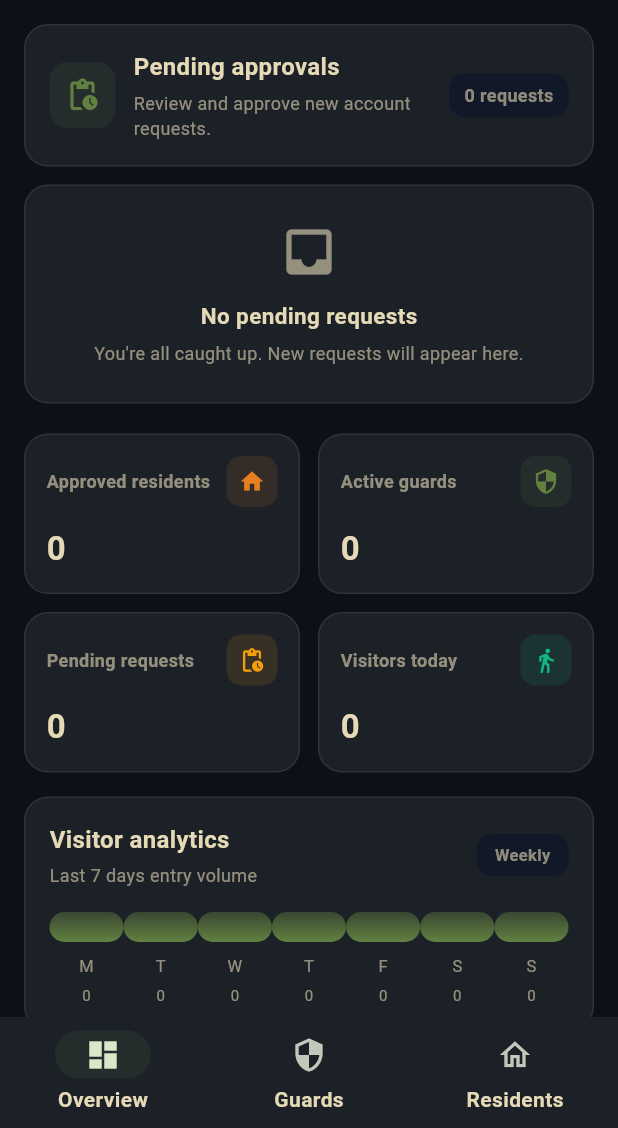
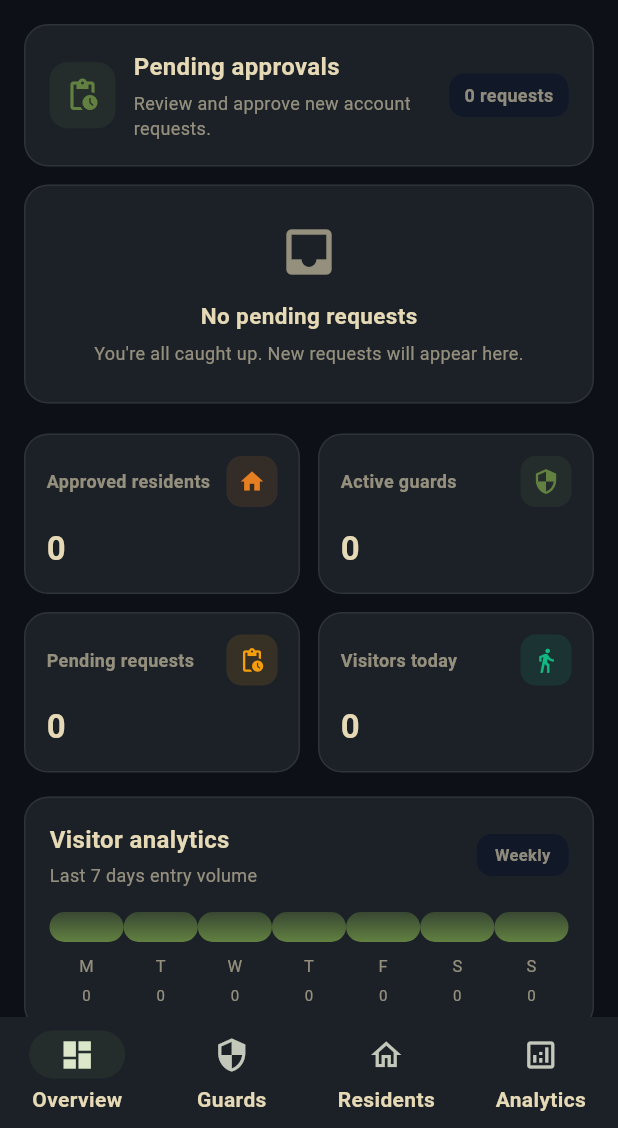
Before and after one commit to kalviumcommunity/s84-0226-MAM-Flutter-Firebase-KnockLogs, a Flutter app: the AdminDashboard screen opened directly, after a tap on the "wb sunny" icon, on a phone screen of 412 x 824 dp, the part 108-1236 px from its top. Run offline on Flutter 3.47's test engine with Material 3 defaults, Android fonts, the phone set to English and light mode, and no system bars; our stand-ins replace cloud_firestore, firebase_auth, firebase_core, google_sign_in, qr_flutter, share_plus; missing offline and left inert: mobile_scanner; accounts and stored records are empty.

Commit message:
Analytic record done on admin dashboard

```diff
--- a/knocklogs/lib/main.dart
+++ b/knocklogs/lib/main.dart
@@ -4,6 +4,7 @@ import 'package:provider/provider.dart';
 import 'firebase_options.dart';
 import 'screens/landing/landing_page.dart';
 import 'providers/theme_provider.dart';
+import 'providers/analytics_provider.dart';
 
 /// Entry point of the application
 /// Initializes Firebase and runs the app
@@ -20,8 +21,11 @@ class MyApp extends StatelessWidget {
 
   @override
   Widget build(BuildContext context) {
-    return ChangeNotifierProvider(
-      create: (_) => ThemeProvider(),
+    return MultiProvider(
+      providers: [
+        ChangeNotifierProvider(create: (_) => ThemeProvider()),
+        ChangeNotifierProvider(create: (_) => AnalyticsProvider()),
+      ],
       child: Consumer<ThemeProvider>(
         builder: (context, theme, _) {
           return MaterialApp(
--- /dev/null
+++ b/knocklogs/lib/providers/analytics_provider.dart
@@ -0,0 +1,21 @@
+import 'package:flutter/material.dart';
+
+class AnalyticsProvider extends ChangeNotifier {
+  List<int> _visitorWeek = [0, 0, 0, 0, 0, 0, 0];
+  int _visitorsToday = 0;
+  int _approvedCount = 0;
+  int _rejectedCount = 0;
+
+  List<int> get visitorWeek => _visitorWeek;
+  int get visitorsToday => _visitorsToday;
+  int get approvedCount => _approvedCount;
+  int get rejectedCount => _rejectedCount;
+
+  void updateData(List<int> week, int today, int approved, int rejected) {
+    _visitorWeek = week;
+    _visitorsToday = today;
+    _approvedCount = approved;
+    _rejectedCount = rejected;
+    notifyListeners();
+  }
+}
--- a/knocklogs/lib/screens/admin/admin_dashboard.dart
+++ b/knocklogs/lib/screens/admin/admin_dashboard.dart
@@ -1,12 +1,15 @@
 import 'package:cloud_firestore/cloud_firestore.dart';
 import 'package:firebase_auth/firebase_auth.dart';
 import 'package:flutter/material.dart';
+import 'package:provider/provider.dart';
 
 import '../../services/admin_service.dart';
+import '../../providers/analytics_provider.dart';
 import '../../widgets/theme_toggle.dart';
 import '../auth/login_screen.dart';
 import 'admin_palette.dart';
 import 'user_detail_view.dart';
+import 'analytics_tab.dart';
 
 class AdminDashboard extends StatefulWidget {
   const AdminDashboard({super.key});
@@ -34,6 +37,7 @@ class _AdminDashboardState extends State<AdminDashboard> {
           const PendingRequestsTab(),
           GuardsTab(key: _guardsTabKey),
           ResidentsTab(key: _residentsTabKey),
+          const AnalyticsTab(),
         ],
       ),
       bottomNavigationBar: _buildBottomNav(palette),
@@ -148,6 +152,11 @@ class _AdminDashboardState extends State<AdminDashboard> {
             icon: Icon(Icons.home_outlined),
             selectedIcon: Icon(Icons.home),
             label: 'Residents',
+          ),
+          NavigationDestination(
+            icon: Icon(Icons.analytics_outlined),
+            selectedIcon: Icon(Icons.analytics),
+            label: 'Analytics',
           ),
         ],
       ),
@@ -625,6 +634,17 @@ class _PendingRequestsTabState extends State<PendingRequestsTab> {
       final visitorsToday = await _adminService.getVisitorsTodayCount();
       final visitorWeek = await _adminService.getVisitorEntriesLast7Days();
 
+      // Update AnalyticsProvider with real data
+      if (mounted) {
+        final analyticsProvider = context.read<AnalyticsProvider>();
+        analyticsProvider.updateData(
+          visitorWeek,
+          visitorsToday,
+          approvedResidents,
+          pendingCount,
+        );
+      }
+
       setState(() {
         _pendingRequests = pendingRequests;
         _approvedResidents = approvedResidents;
--- /dev/null
+++ b/knocklogs/lib/screens/admin/analytics_tab.dart
@@ -0,0 +1,278 @@
+import 'package:flutter/material.dart';
+import 'package:provider/provider.dart';
+import '../../providers/analytics_provider.dart';
+
+class AnalyticsTab extends StatelessWidget {
+  const AnalyticsTab({super.key});
+
+  @override
+  Widget build(BuildContext context) {
+    return Consumer<AnalyticsProvider>(
+      builder: (context, analytics, _) {
+        return SingleChildScrollView(
+          padding: const EdgeInsets.all(16),
+          child: Column(
+            crossAxisAlignment: CrossAxisAlignment.start,
+            children: [
+              // Header
+              Text(
+                'Analytics Dashboard',
+                style: Theme.of(context).textTheme.headlineLarge,
+              ),
+              const SizedBox(height: 24),
+
+              // KPI Cards Row
+              _buildKPIGrid(context, analytics),
+              const SizedBox(height: 24),
+
+              // Activity Card
+              _buildActivityCard(context),
+              const SizedBox(height: 24),
+
+              // Weekly Stats Card
+              _buildWeeklyStatsCard(context, analytics),
+            ],
+          ),
+        );
+      },
+    );
+  }
+
+  Widget _buildKPIGrid(BuildContext context, AnalyticsProvider analytics) {
+    return GridView.count(
+      crossAxisCount: 2,
+      shrinkWrap: true,
+      physics: const NeverScrollableScrollPhysics(),
+      mainAxisSpacing: 16,
+      crossAxisSpacing: 16,
+      children: [
+        _buildKPICard(
+          context: context,
+          title: 'Visitors Today',
+          value: '${analytics.visitorsToday}',
+          icon: Icons.people,
+          color: Colors.blue,
+        ),
+        _buildKPICard(
+          context: context,
+          title: 'Approved',
+          value: '${analytics.approvedCount}',
+          icon: Icons.check_circle,
+          color: Colors.green,
+        ),
+        _buildKPICard(
+          context: context,
+          title: 'Pending',
+          value: '${analytics.rejectedCount}',
+          icon: Icons.pending_actions,
+          color: Colors.orange,
+        ),
+        _buildKPICard(
+          context: context,
+          title: 'Weekly Avg',
+          value: _calculateWeeklyAverage(analytics).toStringAsFixed(1),
+          icon: Icons.trending_up,
+          color: Colors.purple,
+        ),
+      ],
+    );
+  }
+
+  Widget _buildKPICard({
+    required BuildContext context,
+    required String title,
+    required String value,
+    required IconData icon,
+    required Color color,
+  }) {
+    return Card(
+      elevation: 2,
+      child: Container(
+        decoration: BoxDecoration(
+          borderRadius: BorderRadius.circular(12),
+          gradient: LinearGradient(
+            colors: [color.withOpacity(0.1), color.withOpacity(0.05)],
+            begin: Alignment.topLeft,
+            end: Alignment.bottomRight,
+          ),
+        ),
+        padding: const EdgeInsets.all(16),
+        child: Column(
+          mainAxisAlignment: MainAxisAlignment.center,
+          children: [
+            Icon(icon, color: color, size: 32),
+            const SizedBox(height: 8),
+            Text(
+              value,
+              style: Theme.of(context).textTheme.headlineSmall,
+            ),
+            const SizedBox(height: 4),
+            Text(
+              title,
+              style: Theme.of(context).textTheme.bodySmall,
+              textAlign: TextAlign.center,
+            ),
+          ],
+        ),
+      ),
+    );
+  }
+
+  Widget _buildActivityCard(BuildContext context) {
+    return Card(
+      elevation: 2,
+      child: Padding(
+        padding: const EdgeInsets.all(16),
+        child: Column(
+          crossAxisAlignment: CrossAxisAlignment.start,
+          children: [
+            Text(
+              'Recent Activity',
+              style: Theme.of(context).textTheme.titleLarge,
+            ),
+            const SizedBox(height: 12),
+            FutureBuilder<List<Map<String, dynamic>>>(
+              future: _getRecentActivity(),
+              builder: (context, snapshot) {
+                if (snapshot.connectionState == ConnectionState.waiting) {
+                  return const Center(
+                    child: Padding(
+                      padding: EdgeInsets.all(16),
+                      child: CircularProgressIndicator(),
+                    ),
+                  );
+                }
+
+                if (!snapshot.hasData || snapshot.data!.isEmpty) {
+                  return Padding(
+                    padding: const EdgeInsets.all(16),
+                    child: Text(
+                      'No recent activity',
+                      style: Theme.of(context).textTheme.bodyMedium,
+                    ),
+                  );
+                }
+
+                final activities = snapshot.data!;
+                return ListView.builder(
+                  shrinkWrap: true,
+                  physics: const NeverScrollableScrollPhysics(),
+                  itemCount: activities.length,
+                  itemBuilder: (context, index) {
+                    final activity = activities[index];
+                    final status = activity['status'] ?? 'Unknown';
+                    final name = activity['name'] ?? 'User';
+                    final timestamp = activity['timestamp'] ?? 'Just now';
+
+                    IconData icon = Icons.help;
+                    Color color = Colors.grey;
+
+                    if (status.contains('in')) {
+                      icon = Icons.check_circle;
+                      color = Colors.green;
+                    } else if (status.contains('out')) {
+                      icon = Icons.exit_to_app;
+                      color = Colors.red;
+                    } else if (status.contains('pending')) {
+                      icon = Icons.pending_actions;
+                      color = Colors.orange;
+                    }
+
+                    return ListTile(
+                      leading: Icon(icon, color: color),
+                      title: Text(name),
+                      subtitle: Text(status),
+                      trailing: Text(timestamp),
+                    );
+                  },
+                );
+              },
+            ),
+          ],
+        ),
+      ),
+    );
+  }
+
+  Future<List<Map<String, dynamic>>> _getRecentActivity() async {
+    // This would typically call a service to get real activity data
+    // For now, return empty list - can be expanded with real data
+    return [];
+  }
+
+  Widget _buildWeeklyStatsCard(BuildContext context, AnalyticsProvider analytics) {
+    final days = ['Mon', 'Tue', 'Wed', 'Thu', 'Fri', 'Sat', 'Sun'];
+    final maxValue = analytics.visitorWeek.isEmpty
+        ? 100
+        : (analytics.visitorWeek.reduce((a, b) => a > b ? a : b) as int).toDouble() + 10;
+
+    return Card(
+      elevation: 2,
+      child: Padding(
+        padding: const EdgeInsets.all(16),
+        child: Column(
+          crossAxisAlignment: CrossAxisAlignment.start,
+          children: [
+            Text(
+              'Weekly Visitors',
+              style: Theme.of(context).textTheme.titleLarge,
+            ),
+            const SizedBox(height: 16),
+            Row(
+              mainAxisAlignment: MainAxisAlignment.spaceEvenly,
+              crossAxisAlignment: CrossAxisAlignment.end,
+              children: List.generate(
+                days.length,
+                (index) {
+                  final value = analytics.visitorWeek[index].toDouble();
+                  final height = (value / maxValue) * 120;
+
+                  return Column(
+                    mainAxisSize: MainAxisSize.min,
+                    children: [
+                      Container(
+                        width: 30,
+                        height: height,
+                        decoration: BoxDecoration(
+                          color: Colors.blue.withOpacity(0.7),
+                          borderRadius: const BorderRadius.vertical(top: Radius.circular(4)),
+                        ),
+                      ),
+                      const SizedBox(height: 8),
+                      Text(
+                        days[index],
+                        style: Theme.of(context).textTheme.bodySmall,
+                      ),
+                      Text(
+                        '${analytics.visitorWeek[index]}',
+                        style: Theme.of(context).textTheme.bodySmall?.copyWith(
+                              fontWeight: FontWeight.bold,
+                            ),
+                      ),
+                    ],
+                  );
+                },
+              ),
+            ),
+            const SizedBox(height: 16),
+            Center(
+              child: Text(
+                'Total: ${analytics.visitorWeek.reduce((a, b) => a + b)} visitors',
+                style: Theme.of(context).textTheme.bodyMedium?.copyWith(
+                      fontWeight: FontWeight.bold,
+                      color: Colors.blue,
+                    ),
+              ),
+            ),
+          ],
+        ),
+      ),
+    );
+  }
+
+  double _calculateWeeklyAverage(AnalyticsProvider analytics) {
+    if (analytics.visitorWeek.isEmpty) return 0;
+    final sum = analytics.visitorWeek.reduce((a, b) => a + b);
+    return sum / analytics.visitorWeek.length;
+  }
+}
--- a/knocklogs/lib/services/admin_service.dart
+++ b/knocklogs/lib/services/admin_service.dart
@@ -47,17 +47,29 @@ class AdminService {
       final startOfDay = DateTime(now.year, now.month, now.day);
       final endOfDay = startOfDay.add(const Duration(days: 1));
 
+      // Simplified query - get all visitor_entry types, filter in code
       final snapshot = await _firestore
           .collectionGroup("access_logs")
-          .where("timestamp", isGreaterThanOrEqualTo: startOfDay)
-          .where("timestamp", isLessThan: endOfDay)
-          .where("access_granted", isEqualTo: true)
           .where("type", isEqualTo: "visitor_entry")
           .get();
 
-      return snapshot.size;
+      int count = 0;
+      for (final doc in snapshot.docs) {
+        final data = doc.data();
+        final ts = data["timestamp"];
+        final granted = data["access_granted"] ?? false;
+
+        if (granted && ts is Timestamp) {
+          final date = ts.toDate();
+          if (date.isAfter(startOfDay) && date.isBefore(endOfDay)) {
+            count++;
+          }
+        }
+      }
+      return count;
     } catch (e) {
-      throw Exception("Error counting visitors today: $e");
+      print("Error counting visitors today: $e");
+      return 0; // Return 0 instead of throwing
     }
   }
 
@@ -90,17 +102,10 @@ class AdminService {
         now.month,
         now.day,
       ).subtract(const Duration(days: 6));
-      final end = DateTime(
-        now.year,
-        now.month,
-        now.day,
-      ).add(const Duration(days: 1));
 
+      // Simplified query - get all visitor_entry types, filter in code
       final snapshot = await _firestore
           .collectionGroup("access_logs")
-          .where("timestamp", isGreaterThanOrEqualTo: start)
-          .where("timestamp", isLessThan: end)
-          .where("access_granted", isEqualTo: true)
           .where("type", isEqualTo: "visitor_entry")
           .get();
 
@@ -108,20 +113,20 @@ class AdminService {
       for (final doc in snapshot.docs) {
         final data = doc.data();
         final ts = data["timestamp"];
-        if (ts is! Timestamp) continue;
+        final granted = data["access_granted"] ?? false;
 
-        final dayStart = DateTime(
-          ts.toDate().year,
-          ts.toDate().month,
-          ts.toDate().day,
-        );
-        final index = dayStart.difference(start).inDays;
-        if (index >= 0 && index < 7) counts[index] += 1;
+        if (granted && ts is Timestamp) {
+          final date = ts.toDate();
+          final dayStart = DateTime(date.year, date.month, date.day);
+          final index = dayStart.difference(start).inDays;
+          if (index >= 0 && index < 7) counts[index] += 1;
+        }
       }
 
       return counts;
     } catch (e) {
-      throw Exception("Error fetching visitor analytics: $e");
+      print("Error fetching visitor analytics: $e");
+      return [0, 0, 0, 0, 0, 0, 0]; // Return default data
     }
   }
 
```
